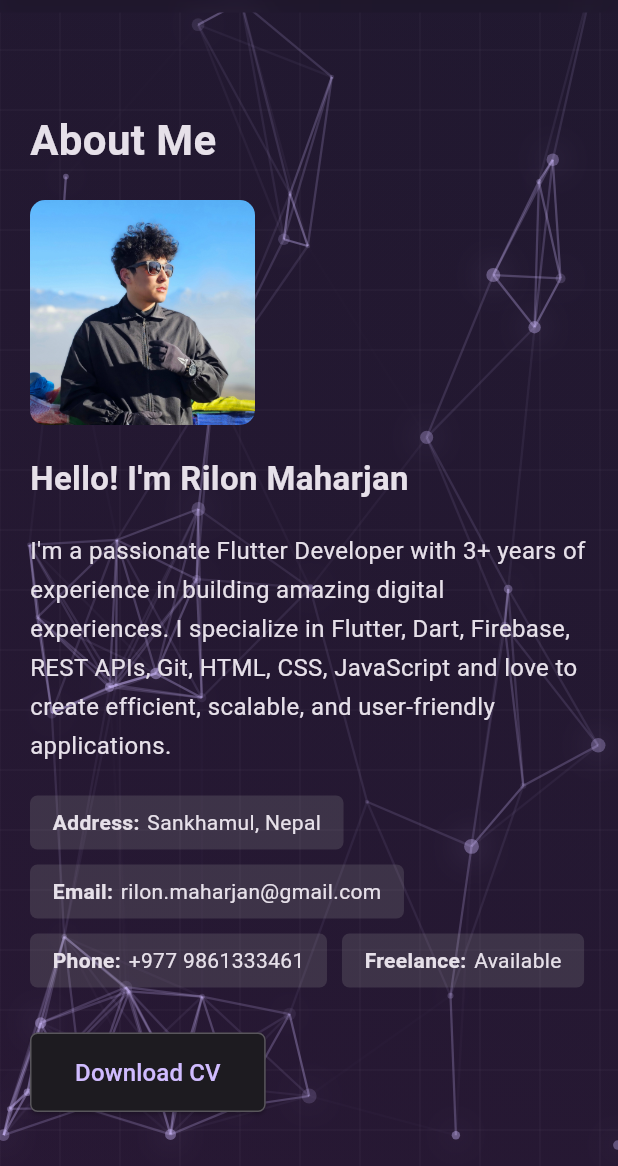
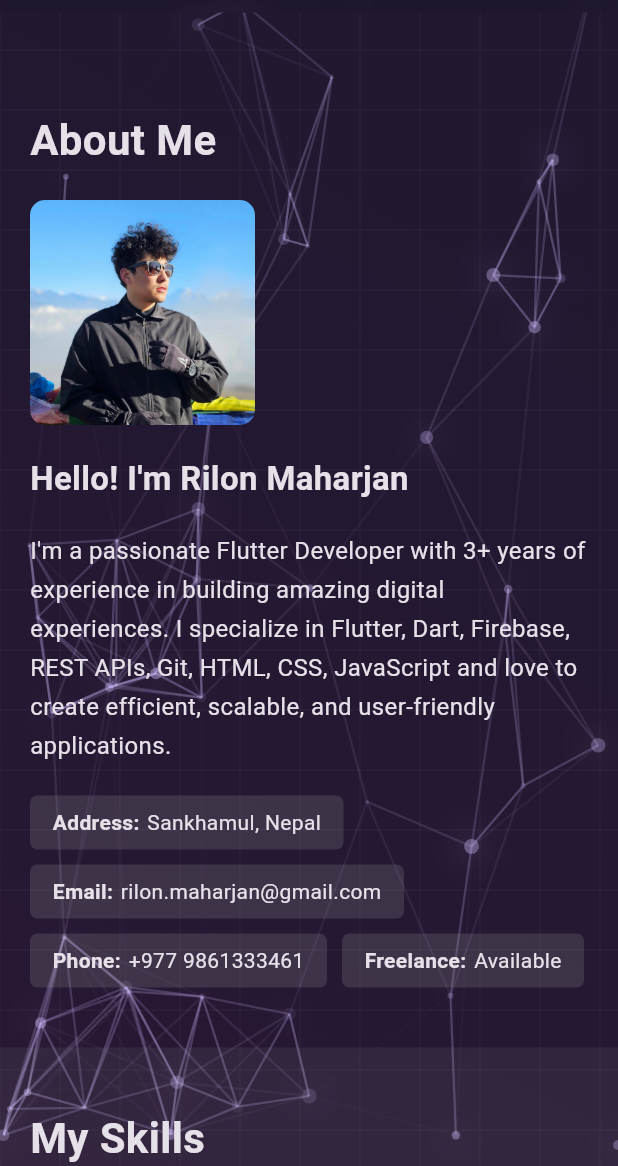
Before and after one commit to rilonmaharjan/myportfolio, a Flutter app: the screen it shows after launch, on a phone screen of 412 x 824 dp, the part 70-1236 px from its top. Run offline on Flutter 3.47's test engine with Material 3 defaults, Android fonts, the phone set to English and light mode, and no system bars; network calls fail.

Commit message:
[Managed] -updated

```diff
--- a/lib/views/about_section.dart
+++ b/lib/views/about_section.dart
@@ -106,26 +106,6 @@ class _AboutSectionState extends State<AboutSection> {
                         _buildInfoItem('Freelance:', 'Available'),
                       ],
                     ),
-                    const SizedBox(height: 30),
-                    ElevatedButton(
-                      onPressed: () {},
-                      style: ElevatedButton.styleFrom(
-                        padding: const EdgeInsets.symmetric(
-                          horizontal: 30,
-                          vertical: 15,
-                        ),
-                        shape: RoundedRectangleBorder(
-                          borderRadius: BorderRadius.circular(5),
-                          side: BorderSide(
-                            color: Theme.of(context).textTheme.labelLarge!.color!.withValues(alpha: 0.3),
-                          ),
-                        ),
-                      ),
-                      child: const Text(
-                        'Download CV',
-                        style: TextStyle(fontSize: 16),
-                      ),
-                    )
                   ],
                 ),
               ),
--- a/lib/views/experience_section.dart
+++ b/lib/views/experience_section.dart
@@ -14,7 +14,7 @@ class _ExperienceSectionState extends State<ExperienceSection> {
     {
       'title': 'Flutter Developer',
       'company': 'Miracle Interface',
-      'period': '2022 - 2025',
+      'period': '2022 - 2026',
       'description':
           'Developed and maintained cross-platform mobile applications using Flutter framework.',
     },
```
